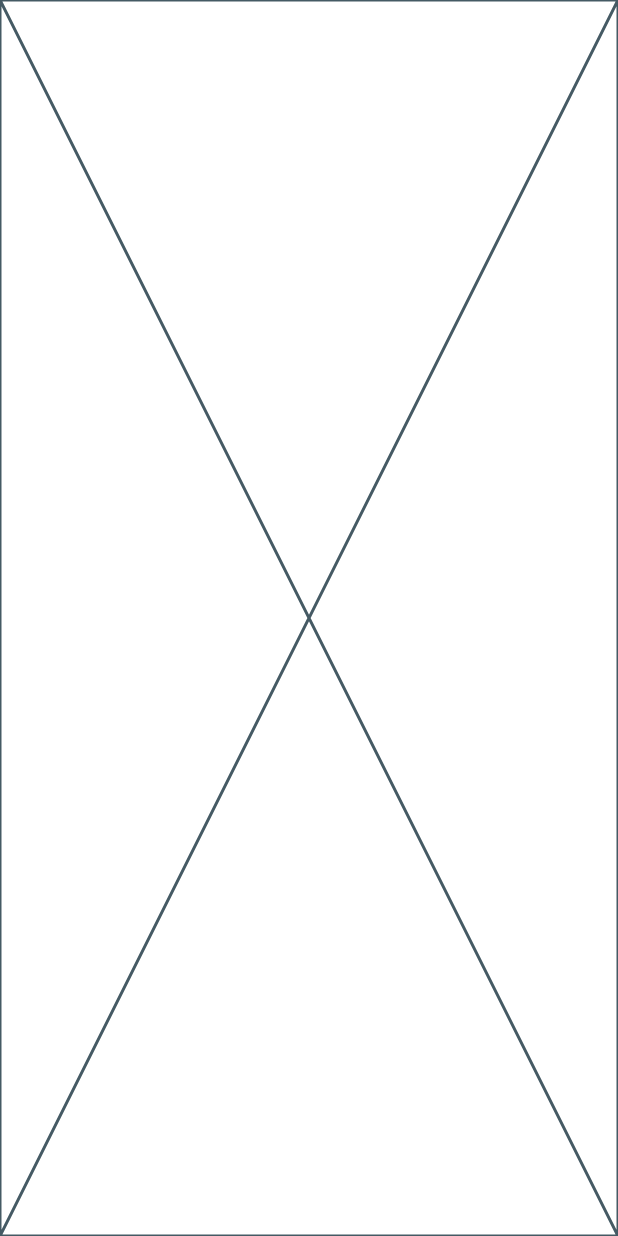
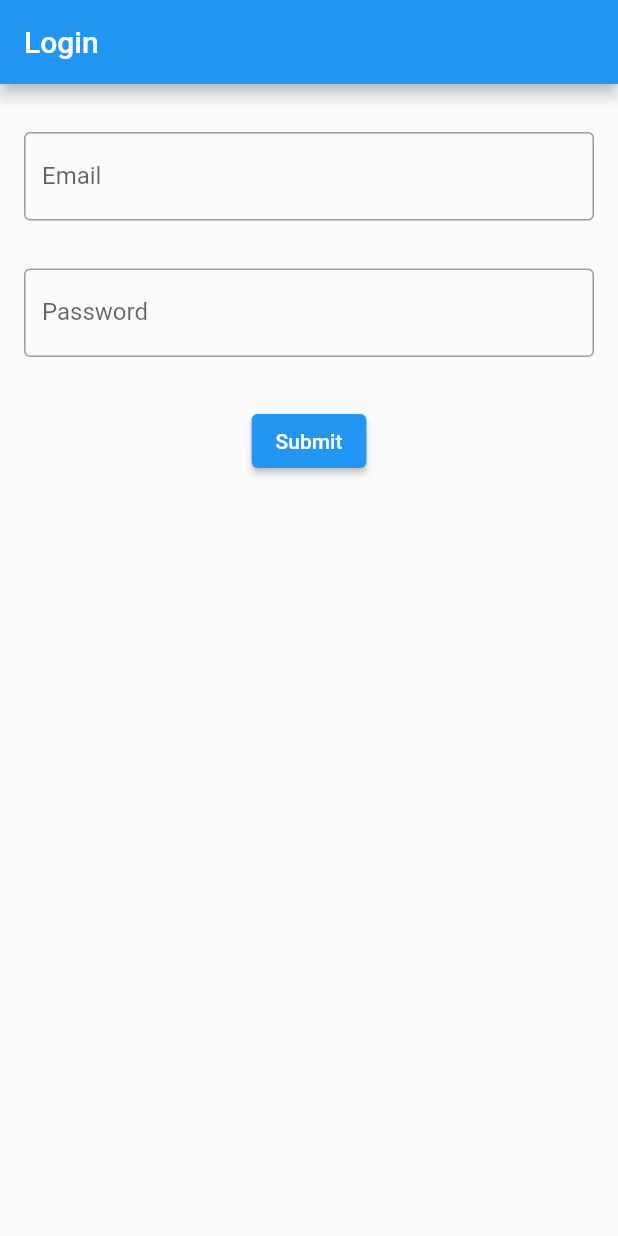
Before and after one commit to moreto/flutter_getx_base, a Flutter app: the screen it shows after launch, on a phone screen of 412 x 824 dp. Run offline on Flutter 3.47's test engine with Material 2 defaults, Android fonts, the phone set to English and light mode, and no system bars; our stand-ins replace get.

Commit message:
login e home

```diff
--- a/lib/app/data/routes/pages.dart
+++ b/lib/app/data/routes/pages.dart
@@ -8,7 +8,7 @@ part 'routes.dart';
 class Pages {
   static final routes = [
     // GetPage(name: Routes.splash, page: () => const SplashPage(), transition: Transition.fadeIn),
-    GetPage(name: Routes.home, page: () => const HomePage(), transition: Transition.fadeIn),
+    GetPage(name: Routes.home, page: () => const HomePage(''), transition: Transition.fadeIn),
     GetPage(name: Routes.login, page: () => const LoginPage(), transition: Transition.fadeIn),
   ];
 }
--- a/lib/app/data/ui/access/login_page.dart
+++ b/lib/app/data/ui/access/login_page.dart
@@ -1,4 +1,5 @@
 import 'package:flutter/material.dart';
+import 'package:flutter_getx_base/app/data/routes/pages.dart';
 import 'package:get/get.dart';
 
 import '../../../commons/constants.dart';
@@ -10,10 +11,72 @@ class LoginPage extends GetView<LoginController> {
 
   @override
   Widget build(BuildContext context) {
+    final _formKey = GlobalKey<FormState>();
+    TextEditingController emailController = TextEditingController();
+    TextEditingController passwordController = TextEditingController();
+
     Log.print(super.runtimeType.toString(), titulo: kAppName);
 
     Get.put(LoginController());
 
-    return const Placeholder();
+    return Scaffold(
+      appBar: AppBar(title: Text('Login')),
+      body: Form(
+        key: _formKey,
+        child: Padding(
+          padding: const EdgeInsets.symmetric(horizontal: 8, vertical: 16),
+          child: Column(
+            crossAxisAlignment: CrossAxisAlignment.center,
+            children: [
+              Padding(
+                padding: const EdgeInsets.symmetric(horizontal: 8, vertical: 16),
+                child: TextFormField(
+                  controller: emailController,
+                  decoration: const InputDecoration(border: OutlineInputBorder(), labelText: "Email"),
+                  validator: (value) {
+                    if (value == null || value.isEmpty) {
+                      return 'Please enter your email';
+                    }
+                    return null;
+                  },
+                ),
+              ),
+              Padding(
+                padding: const EdgeInsets.symmetric(horizontal: 8, vertical: 16),
+                child: TextFormField(
+                  controller: passwordController,
+                  obscureText: true,
+                  decoration: const InputDecoration(border: OutlineInputBorder(), labelText: "Password"),
+                  validator: (value) {
+                    if (value == null || value.isEmpty) {
+                      return 'Please enter your password';
+                    }
+                    return null;
+                  },
+                ),
+              ),
+              Padding(
+                padding: const EdgeInsets.symmetric(horizontal: 8, vertical: 16.0),
+                child: Center(
+                  child: ElevatedButton(
+                    onPressed: () {
+                      if (_formKey.currentState!.validate()) {
+                        // Navigate the user to the Home page
+                        Get.toNamed(Routes.home);
+                      } else {
+                        ScaffoldMessenger.of(context).showSnackBar(
+                          const SnackBar(content: Text('Please fill input')),
+                        );
+                      }
+                    },
+                    child: const Text('Submit'),
+                  ),
+                ),
+              ),
+            ],
+          ),
+        ),
+      ),
+    );
   }
 }
```
Also changed, not shown: lib/app/data/ui/home/home_page.dart (+16 -2 lines), lib/main.dart (+6 -6 lines).
